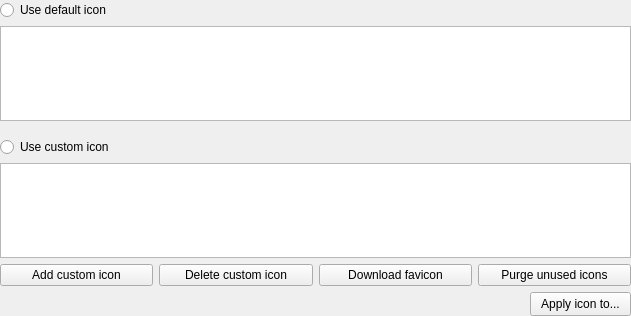
Old version of the form src/gui/EditWidgetIcons.ui in the repository keepassxreboot/keepassxc.
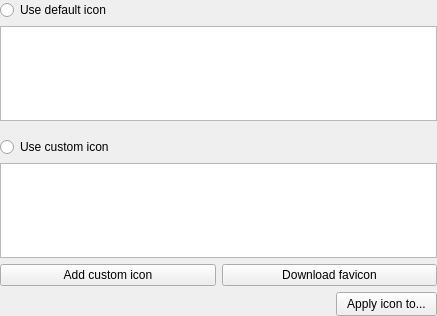
New version of the form.

Commit message: remove icon deletion/purge from edit icon widget

Patch:
```diff
--- a/src/gui/EditWidgetIcons.ui
+++ b/src/gui/EditWidgetIcons.ui
@@ -6,7 +6,7 @@
    <rect>
     <x>0</x>
     <y>0</y>
-    <width>631</width>
+    <width>437</width>
     <height>316</height>
    </rect>
   </property>
@@ -112,13 +112,6 @@
        </property>
       </widget>
      </item>
-     <item>
-      <widget class="QPushButton" name="deleteButton">
-       <property name="text">
-        <string>Delete custom icon</string>
-       </property>
-      </widget>
-     </item>
      <item>
       <widget class="QPushButton" name="faviconButton">
        <property name="toolTip">
@@ -132,19 +125,6 @@
        </property>
       </widget>
      </item>
-     <item>
-      <widget class="QPushButton" name="purgeButton">
-       <property name="toolTip">
-        <string>Delete all custom icons not in use by any entry or group</string>
-       </property>
-       <property name="accessibleName">
-        <string>Delete all custom icons not in use by any entry or group</string>
-       </property>
-       <property name="text">
-        <string>Purge unused icons</string>
-       </property>
-      </widget>
-     </item>
     </layout>
    </item>
    <item>
```
The commit also changes 2 other files.
